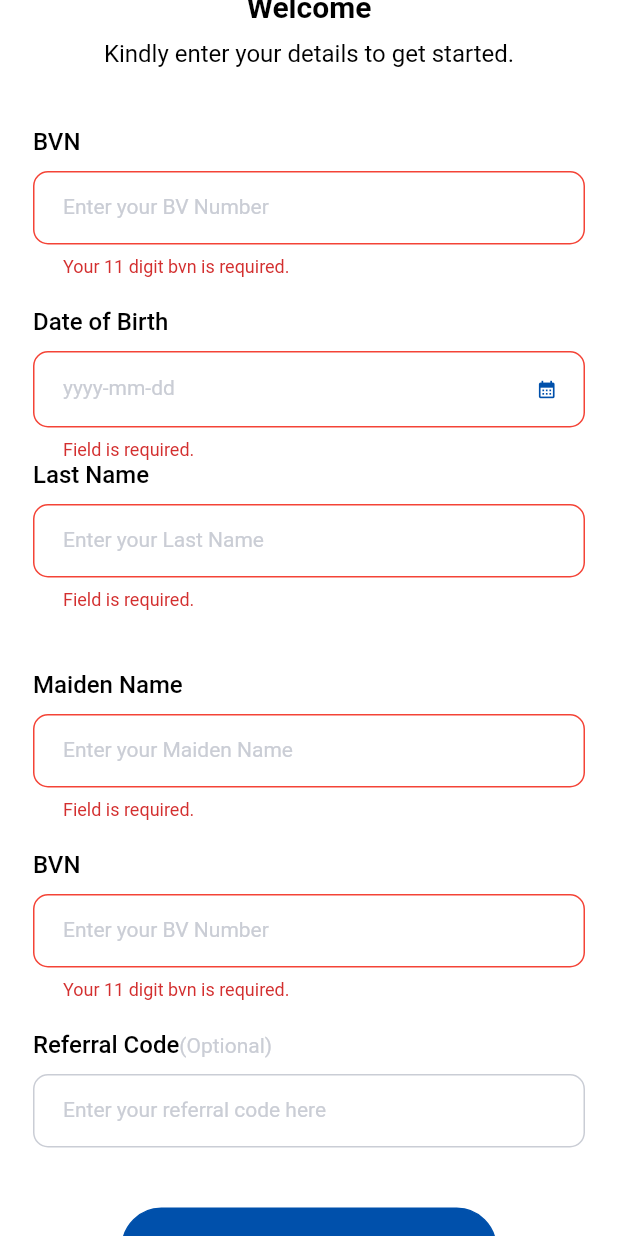
After one commit to Shiido1/omney, a Flutter app: the WelcomeScreenLocal screen opened directly, scrolled down 249 dp, after a tap on "Continue", on a phone screen of 412 x 824 dp. The commit adds this screen. Run offline on Flutter 3.47's test engine with Material 2 defaults, Android fonts, the phone set to English and light mode, and no system bars; our stand-ins replace another_flushbar, device_info_plus, dio, flutter_spinkit, flutter_svg, freezed_annotation and 7 more; accounts and stored records are empty; network calls fail; Roboto replaces fonts that are missing (SFPRODISPLAY); project files that could hold a hidden picture were left out.

Commit message:
committing error fixed messaged

```diff
--- a/lib/core/core_folder/app/app.dart
+++ b/lib/core/core_folder/app/app.dart
@@ -1,7 +1,7 @@
 import 'package:omney/ui/screens/auth/email_verification/email_verification_screen.dart';
 import 'package:omney/ui/screens/auth/forgot_password/forgot_password.dart';
 import 'package:omney/ui/screens/auth/get_started/get_started_screen.dart';
-import 'package:omney/ui/screens/auth/get_started/welcome_screen.dart';
+import 'package:omney/ui/screens/auth/get_started/sign_up_for_foreigner.dart';
 import 'package:omney/ui/screens/auth/reset_password/reset_password.dart';
 import 'package:omney/ui/screens/auth/reset_password/reset_password_screen.dart';
 import 'package:stacked/stacked_annotations.dart';
--- a/lib/core/core_folder/app/app.router.dart
+++ b/lib/core/core_folder/app/app.router.dart
@@ -14,7 +14,7 @@ import 'package:omney/ui/screens/auth/forgot_password/forgot_password.dart'
     as _i5;
 import 'package:omney/ui/screens/auth/get_started/get_started_screen.dart'
     as _i8;
-import 'package:omney/ui/screens/auth/get_started/welcome_screen.dart' as _i6;
+import 'package:omney/ui/screens/auth/get_started/sign_up_for_foreigner.dart' as _i6;
 import 'package:omney/ui/screens/auth/login/view/view/welcome_back_screen.dart'
     as _i7;
 import 'package:omney/ui/screens/auth/reset_password/reset_password.dart'
--- a/lib/core/core_folder/network/api_error.dart
+++ b/lib/core/core_folder/network/api_error.dart
@@ -43,12 +43,13 @@ class ApiError {
           errorType = dioError.response?.statusCode;
           if (dioError.response?.statusCode == 401) {
             apiErrorModel = ApiErrorModel.fromJson(dioError.response?.data);
-            errorDescription = apiErrorModel?.msg ??
+            errorDescription = apiErrorModel?.msg?[0] ??
                 extractDescriptionFromResponse(error.response);
           } else if (dioError.response?.statusCode == 400 ||
               dioError.response?.statusCode == 422 ||
               dioError.response?.statusCode == 403 ||
-              dioError.response?.statusCode == 404) {
+              dioError.response?.statusCode == 404 ||
+              dioError.response?.statusCode == 409) {
             apiErrorModel = ApiErrorModel.fromJson(dioError.response?.data);
 
             errorDescription = apiErrorModel?.msg ??
--- a/lib/ui/screens/auth/email_verification/email_verification_screen.dart
+++ b/lib/ui/screens/auth/email_verification/email_verification_screen.dart
@@ -3,6 +3,7 @@ import 'package:omney/core/global_var.dart';
 import 'package:omney/core/middle_ware/view_model.dart';
 import 'package:omney/ui/screens/auth/email_verification/verification_entity/verification_entity.dart';
 import 'package:omney/ui/utils/color/app_color_utils.dart';
+import 'package:omney/ui/utils/utils/AppValidator.dart';
 import 'package:omney/ui/utils/widgets/text_view.dart';
 import 'package:pin_code_fields/pin_code_fields.dart';
 import 'package:stacked/stacked.dart';
@@ -29,6 +30,8 @@ class EmailVerificationScreen extends StatelessWidget
             backgroundColor: AppColor.white,
             body: SingleChildScrollView(
               padding: const EdgeInsets.all(16),
+              child: Form(
+                key:model.formKey,
                 child: Column(
                   crossAxisAlignment: CrossAxisAlignment.start,
                   children: [
@@ -119,6 +122,8 @@ class EmailVerificationScreen extends StatelessWidget
                     SizedBox(
                       child: PinCodeTextField(
                         controller: otpController,
+                        backgroundColor: AppColor.white,
+                        keyboardType: TextInputType.number,
                         mainAxisAlignment: MainAxisAlignment.spaceEvenly,
                         length: 6,
                         obscureText: false,
@@ -129,6 +134,7 @@ class EmailVerificationScreen extends StatelessWidget
                           fieldWidth: 50,
                           activeFillColor: Colors.white,
                         ),
+                        validator: AppValidator.validateOTP(),
                         animationDuration: const Duration(milliseconds: 300),
                         enableActiveFill: true,
                         onCompleted: (v) {},
@@ -165,10 +171,12 @@ class EmailVerificationScreen extends StatelessWidget
                       text: 'Verify',
                       color: AppColor.white,
                       onTap: () {
+                        if(model.formKey.currentState!.validate()){
                           model.verifyOTP(
                             VerificationEntity(
                                 id: otpString, otp: otpController.text),
                             context);
+                        }
                       },
                       loading: model.isBusy,
                     ),
@@ -178,6 +186,7 @@ class EmailVerificationScreen extends StatelessWidget
                   ],
                 ),
               ),
+            ),
           );
         });
   }
--- a/lib/ui/screens/auth/get_started/confirm_account_screen.dart
+++ b/lib/ui/screens/auth/get_started/confirm_account_screen.dart
@@ -1,5 +1,5 @@
 import 'package:flutter/material.dart';
-import 'package:omney/ui/screens/auth/get_started/welcome_screen.dart';
+import 'package:omney/ui/screens/auth/get_started/sign_up_for_foreigner.dart';
 import '../../../utils/color/app_color_utils.dart';
 import '../../../utils/widgets/button_widget.dart';
 import '../../../utils/widgets/text_form_widget.dart';
--- a/lib/ui/screens/auth/get_started/get_started_screen.dart
+++ b/lib/ui/screens/auth/get_started/get_started_screen.dart
@@ -141,6 +141,7 @@ class GetStartedScreen extends StatelessWidget with $GetStartedScreen {
                           child: TextFormWidget(
                             label: 'Enter your phone number',
                             controller: phoneNumberController,
+                            keyboardType: TextInputType.number,
                             validator: AppValidator.validatePhone(),
                           ),
                         ),
@@ -346,7 +347,8 @@ class GetStartedScreen extends StatelessWidget with $GetStartedScreen {
                             onTap: () {
                               if (model.formKey.currentState!.validate()) {
                                 email = emailController.text;
-                                navigate.replaceWith(Routes.welcomeScreen);
+                                // navigate.replaceWith(Routes.welcomeScreen);
+                                navigate.pushNamedAndRemoveUntil(Routes.welcomeScreen);
                               }
                               model
                                   .validPhoneNumber(phoneNumberController.text);
--- /dev/null
+++ b/lib/ui/screens/auth/get_started/sign_up_for_local.dart
@@ -0,0 +1,259 @@
+import 'dart:io';
+
+import 'package:flutter/material.dart';
+import 'package:omney/ui/screens/auth/get_started/get_started_screen.form.dart';
+import 'package:omney/ui/screens/auth/get_started/sign_up_entity/sign_up_entity.dart';
+import 'package:stacked/stacked.dart';
+
+import '../../../../core/core_folder/app/app.router.dart';
+import '../../../../core/global_var.dart';
+import '../../../../core/middle_ware/view_model.dart';
+import '../../../../main.dart';
+import '../../../utils/color/app_color_utils.dart';
+import '../../../utils/utils/AppValidator.dart';
+import '../../../utils/utils/date_picker.dart';
+import '../../../utils/widgets/button_widget.dart';
+import '../../../utils/widgets/text_form_widget.dart';
+import '../../../utils/widgets/text_view.dart';
+
+class WelcomeScreenLocal extends StatelessWidget with $GetStartedScreen {
+  WelcomeScreenLocal({super.key});
+
+  @override
+  Widget build(BuildContext context) {
+    return ViewModelBuilder.reactive(
+        viewModelBuilder: () => ViewModel(context: context),
+        builder: (_, model, __) => Scaffold(
+              backgroundColor: AppColor.white,
+              body: SingleChildScrollView(
+                padding: const EdgeInsets.all(22),
+                child: Form(
+                  key: model.formKey,
+                  child: Column(
+                    crossAxisAlignment: CrossAxisAlignment.start,
+                    children: [
+                      const SizedBox(
+                        height: 20,
+                      ),
+                      Center(
+                        child: Image.asset(
+                          "assets/gif/kyc-character-illustration.gif",
+                          height: 200.0,
+                          width: 300.0,
+                        ),
+                      ),
+                      const Align(
+                        alignment: Alignment.center,
+                        child: TextView(
+                          text: 'Welcome',
+                          color: AppColor.black,
+                          fontSize: 20,
+                          fontWeight: FontWeight.w600,
+                        ),
+                      ),
+                      const SizedBox(
+                        height: 10,
+                      ),
+                      const Align(
+                        alignment: Alignment.center,
+                        child: TextView(
+                          text: 'Kindly enter your details to get started.',
+                          color: AppColor.black,
+                          textAlign: TextAlign.center,
+                          fontSize: 16,
+                          fontWeight: FontWeight.w400,
+                        ),
+                      ),
+                      const SizedBox(
+                        height: 40,
+                      ),
+                      const TextView(
+                        text: 'BVN',
+                        color: AppColor.black,
+                        fontSize: 16,
+                        fontWeight: FontWeight.w500,
+                      ),
+                      const SizedBox(
+                        height: 10,
+                      ),
+                      TextFormWidget(
+                          label: 'Enter your BV Number',
+                          controller: bvnController,
+                          validator: AppValidator.validateBvn()),
+                      const SizedBox(
+                        height: 20,
+                      ),
+                      const TextView(
+                        text: 'Date of Birth',
+                        color: AppColor.black,
+                        fontSize: 16,
+                        fontWeight: FontWeight.w500,
+                      ),
+                      const SizedBox(
+                        height: 10,
+                      ),
+                      TextFormWidget(
+                        label: 'yyyy-mm-dd',
+                        suffixIcon: Icons.calendar_month,
+                        size: 14,
+                        suffixIconColor: AppColor.primary,
+                        readOnly: true,
+                        controller: dateofBirthController,
+                        onTapped: () => pickDate(
+                            context: context,
+                            onChange: (String date) {
+                              dateofBirthController.text = date;
+                            }),
+                        validator: AppValidator.validateString(),
+                      ),
+                      const TextView(
+                        text: 'Last Name',
+                        color: AppColor.black,
+                        fontSize: 16,
+                        fontWeight: FontWeight.w500,
+                      ),
+                      const SizedBox(
+                        height: 10,
+                      ),
+                      TextFormWidget(
+                        label: 'Enter your Last Name',
+                        controller: surnameController,
+                        validator: AppValidator.validateString(),
+                      ),
+                      const SizedBox(
+                        height: 20,
+                      ),
+                      const SizedBox(
+                        height: 20,
+                      ),
+                      const TextView(
+                        text: 'Maiden Name',
+                        color: AppColor.black,
+                        fontSize: 16,
+                        fontWeight: FontWeight.w500,
+                      ),
+                      const SizedBox(
+                        height: 10,
+                      ),
+                      TextFormWidget(
+                          label: 'Enter your Maiden Name',
+                          controller: maidenNameController,
+                          validator: AppValidator.validateString()),
+                      const SizedBox(
+                        height: 20,
+                      ),
+                      const TextView(
+                        text: 'BVN',
+                        color: AppColor.black,
+                        fontSize: 16,
+                        fontWeight: FontWeight.w500,
+                      ),
+                      const SizedBox(
+                        height: 10,
+                      ),
+                      TextFormWidget(
+                          label: 'Enter your BV Number',
+                          controller: bvnController,
+                          validator: AppValidator.validateBvn()),
+                      const SizedBox(
+                        height: 20,
+                      ),
+                      const Text.rich(
+                        TextSpan(
+                          children: [
+                            TextSpan(
+                                text: 'Referral Code',
+                                style: TextStyle(
+                                    color: AppColor.black,
+                                    fontSize: 16,
+                                    fontWeight: FontWeight.w500)),
+                            TextSpan(
+                              text: '(Optional)',
+                              style: TextStyle(color: AppColor.bleugrey),
+                            ),
+                          ],
+                        ),
+                      ),
+                      const SizedBox(
+                        height: 10,
+                      ),
+                      TextFormWidget(
+                        label: 'Enter your referral code here',
+                        controller: referrerCodeController,
+                      ),
+                      const SizedBox(
+                        height: 40,
+                      ),
+                      ButtonWidget(
+                          width: 250,
+                          text: 'Continue',
+                          color: AppColor.white,
+                          loading: model.isBusy,
+                          onTap: () {
+                            if (model.formKey.currentState!.validate()) {
+                              model.signUpUser(
+                                  SignUpEntity(
+                                      firstName:
+                                          firstNameController.text.trim(),
+                                      surname: surnameController.text.trim(),
+                                      phoneNumber: '234$phoneNumber',
+                                      password: passwordController.text.trim(),
+                                      channelId: "2",
+                                      confirmPassword:
+                                          passwordController.text.trim(),
+                                      gender: genderController.text == 'male'
+                                          ? 1
+                                          : 2,
+                                      dateofBirth:
+                                          dateofBirthController.text.trim(),
+                                      referrerCode: referrerCodeController.text,
+                                      email: emailController.text.trim(),
+                                      nationalityId:
+                                          nationalityIdController.text ==
+                                                  'Nigeria'
+                                              ? "1"
+                                              : "2",
+                                      cscsnUmber: "3",
+                                      deviceToken: Platform.isIOS
+                                          ? deviceToken
+                                          : deviceTokenAndroid,
+                                      maidenName: maidenNameController.text,
+                                      bvn: bvnController.text),
+                                  context);
+                              name = firstNameController.text;
+                            }
+                          }),
+                      const SizedBox(
+                        height: 10,
+                      ),
+                      Row(
+                        mainAxisAlignment: MainAxisAlignment.center,
+                        children: [
+                          const TextView(
+                            text: 'Already have an account? ',
+                            color: AppColor.black,
+                            fontSize: 16,
+                            fontWeight: FontWeight.w500,
+                          ),
+                          InkWell(
+                            onTap: () =>
+                                navigate.replaceWith(Routes.welcomeBackScreen),
+                            child: const TextView(
+                              text: 'Login',
+                              color: AppColor.primary,
+                              fontSize: 16,
+                              fontWeight: FontWeight.w600,
+                            ),
+                          ),
+                        ],
+                      ),
+                      const SizedBox(
+                        height: 25,
+                      ),
+                    ],
+                  ),
+                ),
+              ),
+            ));
+  }
+}
--- a/lib/ui/utils/utils/AppValidator.dart
+++ b/lib/ui/utils/utils/AppValidator.dart
@@ -81,6 +81,15 @@ class AppValidator {
           // Land lines eg 080
           (value.startsWith(RegExp("0[789]")) && value.length != 11)) {
         return error ?? 'Not a valid phone number.';
+      }
+      return null;
+    };
+  }
+
+  static String? Function(String?) validateOTP({String? error}) {
+    return (String? value) {
+      if (value!.isEmpty) {
+        return error ?? 'Enter a valid OTP';
       }
       return null;
     };
```
Also changed, not shown: lib/ui/screens/auth/get_started/sign_up_for_foreigner.dart (renamed from lib/ui/screens/auth/get_started/welcome_screen.dart), 1 other file. Lines whose indentation alone changed are shown as unchanged.
